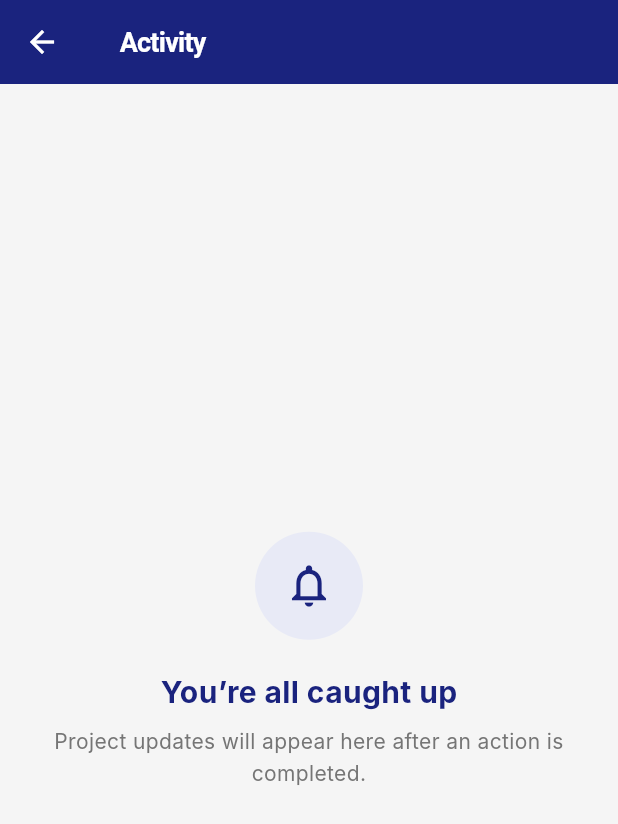
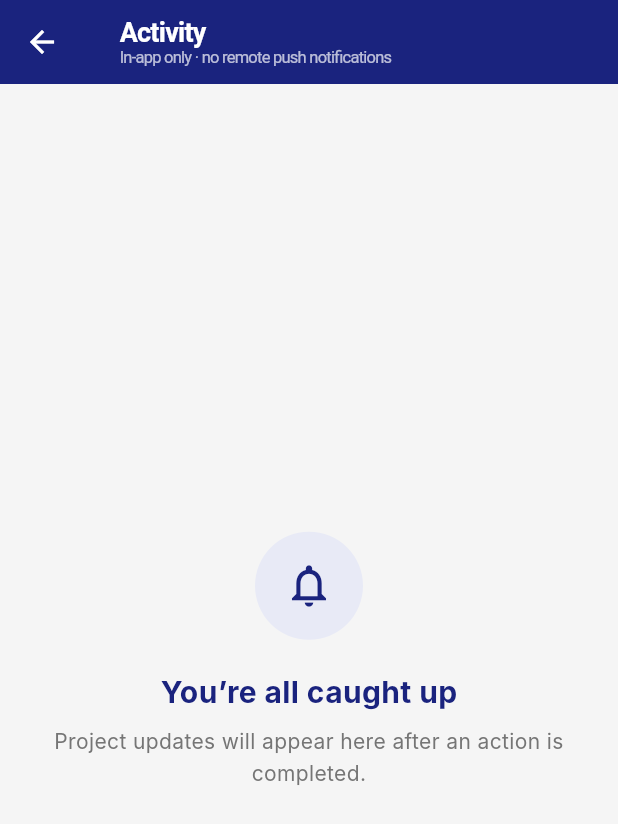
Before and after one commit to ZainAwan-47/Construction-FrontEnd, a Flutter app: the ContractorDashboardScreen screen opened by its route, after a tap on the "notifications" icon, on a phone screen of 412 x 824 dp. Shown: the top 824 px of the screen. Run offline on Flutter 3.47's test engine with Material 3 defaults, Android fonts, the phone set to English and light mode, and no system bars; our stand-ins replace pdf, printing; Roboto replaces fonts that are missing (Inter).

Commit message:
Phase 12: Add Persistent Navigation and In-App Notifications

```diff
--- a/lib/models/activity_entry.dart
+++ b/lib/models/activity_entry.dart
@@ -1,24 +1,34 @@
+import 'user_role.dart';
+
 enum ActivityType {
   expenseSubmitted,
   expenseApproved,
   expenseDisputed,
   expenseResubmitted,
+  transferCreated,
   transferConfirmed,
+  milestoneReady,
   milestoneSignedOff,
   inspectionRecorded,
   projectCompleted,
 }
 
 class ActivityEntry {
+  final int id;
   final ActivityType type;
   final String title;
   final String description;
   final DateTime occurredAt;
+  final UserRole recipientRole;
+  bool isRead;
 
-  const ActivityEntry({
+  ActivityEntry({
+    required this.id,
     required this.type,
     required this.title,
     required this.description,
     required this.occurredAt,
+    required this.recipientRole,
+    this.isRead = false,
   });
 }
--- a/lib/screens/common/activity_center_screen.dart
+++ b/lib/screens/common/activity_center_screen.dart
@@ -16,8 +16,12 @@ class ActivityCenterScreen extends StatelessWidget {
         return Icons.report_gmailerrorred_outlined;
       case ActivityType.expenseResubmitted:
         return Icons.refresh_outlined;
+      case ActivityType.transferCreated:
+        return Icons.call_received_outlined;
       case ActivityType.transferConfirmed:
         return Icons.account_balance_wallet_outlined;
+      case ActivityType.milestoneReady:
+        return Icons.assignment_turned_in_outlined;
       case ActivityType.milestoneSignedOff:
         return Icons.fact_check_outlined;
       case ActivityType.inspectionRecorded:
@@ -39,10 +43,37 @@ class ActivityCenterScreen extends StatelessWidget {
     return AnimatedBuilder(
       animation: AppState(),
       builder: (context, _) {
-        final entries = AppState().activityEntries;
+        final state = AppState();
+        final entries = state.activityEntriesForRole(state.activeRole);
+        final unreadCount = state.unreadActivityCount;
         return Scaffold(
           backgroundColor: AppColors.surfaceWarmGray,
-          appBar: AppBar(title: const Text('Activity')),
+          appBar: AppBar(
+            title: Column(
+              crossAxisAlignment: CrossAxisAlignment.start,
+              children: const [
+                Text('Activity'),
+                Text(
+                  'In-app only · no remote push notifications',
+                  style: TextStyle(
+                    color: Colors.white70,
+                    fontSize: 11,
+                    fontWeight: FontWeight.normal,
+                  ),
+                ),
+              ],
+            ),
+            actions: [
+              if (unreadCount > 0)
+                TextButton(
+                  onPressed: state.markAllActivitiesRead,
+                  child: const Text(
+                    'Mark all read',
+                    style: TextStyle(color: AppColors.surfaceWhite),
+                  ),
+                ),
+            ],
+          ),
           body: entries.isEmpty
               ? Center(
                   child: Padding(
@@ -94,7 +125,9 @@ class ActivityCenterScreen extends StatelessWidget {
                     return Container(
                       padding: const EdgeInsets.all(16),
                       decoration: BoxDecoration(
-                        color: AppColors.surfaceWhite,
+                        color: entry.isRead
+                            ? AppColors.surfaceWhite
+                            : AppColors.lightBlue.withValues(alpha: 0.55),
                         borderRadius: BorderRadius.circular(16),
                         boxShadow: [
                           BoxShadow(
@@ -140,13 +173,34 @@ class ActivityCenterScreen extends StatelessWidget {
                                   ),
                                 ),
                                 const SizedBox(height: 8),
-                                Text(
+                                Row(
+                                  children: [
+                                    Expanded(
+                                      child: Text(
                                         _timestamp(entry.occurredAt),
                                         style: const TextStyle(
                                           color: AppColors.hint,
                                           fontSize: 12,
                                           fontWeight: FontWeight.w600,
                                         ),
+                                      ),
+                                    ),
+                                    if (!entry.isRead)
+                                      TextButton(
+                                        onPressed: () =>
+                                            state.markActivityRead(entry.id),
+                                        child: const Text('Mark as read'),
+                                      )
+                                    else
+                                      const Text(
+                                        'Read',
+                                        style: TextStyle(
+                                          color: AppColors.textSecondary,
+                                          fontSize: 12,
+                                          fontWeight: FontWeight.w600,
+                                        ),
+                                      ),
+                                  ],
                                 ),
                               ],
                             ),
--- a/lib/screens/common/settings_screen.dart
+++ b/lib/screens/common/settings_screen.dart
@@ -3,6 +3,7 @@ import '../../core/theme/app_colors.dart';
 import '../../core/navigation/app_router.dart';
 import '../../state/app_state.dart';
 import '../../models/user_role.dart';
+import '../../widgets/navigation/dashboard_tab_back_button.dart';
 
 class SettingsScreen extends StatefulWidget {
   const SettingsScreen({super.key});
@@ -110,7 +111,11 @@ class _SettingsScreenState extends State<SettingsScreen> {
 
         return Scaffold(
           backgroundColor: AppColors.surfaceWarmGray,
-          appBar: AppBar(title: const Text('Settings')),
+          appBar: AppBar(
+            leading: const DashboardTabBackButton(),
+            automaticallyImplyLeading: false,
+            title: const Text('Settings'),
+          ),
           body: SafeArea(
             child: ListView(
               padding: const EdgeInsets.all(20.0),
--- a/lib/screens/contractor/contractor_dashboard_screen.dart
+++ b/lib/screens/contractor/contractor_dashboard_screen.dart
@@ -6,9 +6,14 @@ import '../../state/app_state.dart';
 import '../../widgets/dashboard/metric_card.dart';
 import '../../widgets/dashboard/quick_action_card.dart';
 import '../../widgets/navigation/role_bottom_nav.dart';
+import '../../widgets/navigation/activity_notification_button.dart';
+import '../../widgets/navigation/dashboard_tab_back_button.dart';
+import '../../screens/contractor/my_expenses_screen.dart';
+import '../../widgets/common/milestone_tracker_screen.dart';
+import '../../screens/common/settings_screen.dart';
 
-class ContractorDashboardScreen extends StatelessWidget {
-  const ContractorDashboardScreen({super.key});
+class _ContractorHomeTab extends StatelessWidget {
+  const _ContractorHomeTab();
 
   String _formatCurrency(double value) {
     return formatPkrCurrency(value);
@@ -24,6 +29,8 @@ class ContractorDashboardScreen extends StatelessWidget {
         return Scaffold(
           backgroundColor: AppColors.surfaceWarmGray,
           appBar: AppBar(
+            leading: const DashboardTabBackButton(),
+            automaticallyImplyLeading: false,
             title: Column(
               crossAxisAlignment: CrossAxisAlignment.start,
               children: const [
@@ -42,12 +49,7 @@ class ContractorDashboardScreen extends StatelessWidget {
               ],
             ),
             actions: [
-              IconButton(
-                icon: const Icon(Icons.notifications_outlined),
-                tooltip: 'Activity',
-                onPressed: () =>
-                    Navigator.pushNamed(context, AppRouter.activityCenterRoute),
-              ),
+              const ActivityNotificationButton(),
               const SizedBox(width: 8),
             ],
           ),
@@ -240,21 +242,69 @@ class ContractorDashboardScreen extends StatelessWidget {
               ],
             ),
           ),
-          bottomNavigationBar: RoleBottomNav(
-            role: state.activeRole,
-            currentIndex: 0,
-            onTap: (index) {
-              if (index == 1) {
-                Navigator.pushNamed(context, AppRouter.myExpensesRoute);
-              } else if (index == 2) {
-                Navigator.pushNamed(context, AppRouter.milestoneTrackerRoute);
-              } else if (index == 3) {
-                Navigator.pushNamed(context, AppRouter.settingsRoute);
-              }
-            },
-          ),
         );
       },
     );
   }
 }
+
+class ContractorDashboardScreen extends StatefulWidget {
+  const ContractorDashboardScreen({super.key});
+
+  @override
+  State<ContractorDashboardScreen> createState() =>
+      _ContractorDashboardScreenState();
+}
+
+class _ContractorDashboardScreenState extends State<ContractorDashboardScreen> {
+  int _selectedIndex = 0;
+  final List<int> _tabHistory = [];
+
+  bool get _canGoBack => _selectedIndex != 0 || _tabHistory.isNotEmpty;
+
+  void _selectTab(int index) {
+    if (index == _selectedIndex) return;
+    setState(() {
+      _tabHistory.add(_selectedIndex);
+      _selectedIndex = index;
+    });
+  }
+
+  void _goBack() {
+    if (!_canGoBack) return;
+    setState(() {
+      _selectedIndex = _tabHistory.isNotEmpty ? _tabHistory.removeLast() : 0;
+    });
+  }
+
+  @override
+  Widget build(BuildContext context) {
+    return DashboardTabNavigation(
+      canGoBack: _canGoBack,
+      onBack: _goBack,
+      child: PopScope(
+        canPop: !_canGoBack,
+        onPopInvokedWithResult: (didPop, _) {
+          if (!didPop && _canGoBack) _goBack();
+        },
+        child: Scaffold(
+          backgroundColor: AppColors.surfaceWarmGray,
+          body: IndexedStack(
+            index: _selectedIndex,
+            children: const [
+              _ContractorHomeTab(),
+              MyExpensesScreen(),
+              MilestoneTrackerScreen(),
+              SettingsScreen(),
+            ],
+          ),
+          bottomNavigationBar: RoleBottomNav(
+            role: AppState().activeRole,
+            currentIndex: _selectedIndex,
+            onTap: _selectTab,
+          ),
+        ),
+      ),
+    );
+  }
+}
--- a/lib/screens/contractor/my_expenses_screen.dart
+++ b/lib/screens/contractor/my_expenses_screen.dart
@@ -4,6 +4,7 @@ import '../../core/theme/app_colors.dart';
 import '../../core/navigation/app_router.dart';
 import '../../state/app_state.dart';
 import '../../models/expense.dart';
+import '../../widgets/navigation/dashboard_tab_back_button.dart';
 
 class MyExpensesScreen extends StatelessWidget {
   const MyExpensesScreen({super.key});
@@ -44,7 +45,11 @@ class MyExpensesScreen extends StatelessWidget {
   Widget build(BuildContext context) {
     return Scaffold(
       backgroundColor: AppColors.surfaceWarmGray,
-      appBar: AppBar(title: const Text('My Expenses')),
+      appBar: AppBar(
+        leading: const DashboardTabBackButton(),
+        automaticallyImplyLeading: false,
+        title: const Text('My Expenses'),
+      ),
       body: SafeArea(
         child: AnimatedBuilder(
           animation: AppState(),
--- a/lib/screens/owner/review_queue_screen.dart
+++ b/lib/screens/owner/review_queue_screen.dart
@@ -4,6 +4,7 @@ import '../../core/theme/app_colors.dart';
 import '../../core/navigation/app_router.dart';
 import '../../state/app_state.dart';
 import '../../models/expense.dart';
+import '../../widgets/navigation/dashboard_tab_back_button.dart';
 
 class ReviewQueueScreen extends StatelessWidget {
   const ReviewQueueScreen({super.key});
@@ -47,6 +48,8 @@ class ReviewQueueScreen extends StatelessWidget {
       child: Scaffold(
         backgroundColor: AppColors.surfaceWarmGray,
         appBar: AppBar(
+          leading: const DashboardTabBackButton(),
+          automaticallyImplyLeading: false,
           title: const Text('Review Expenses'),
           bottom: const TabBar(
             indicatorColor: AppColors.primaryOrange,
--- a/lib/widgets/common/milestone_tracker_screen.dart
+++ b/lib/widgets/common/milestone_tracker_screen.dart
@@ -3,6 +3,7 @@ import '../../core/theme/app_colors.dart';
 import '../../core/navigation/app_router.dart';
 import '../../state/app_state.dart';
 import '../../models/milestone.dart';
+import '../navigation/dashboard_tab_back_button.dart';
 
 class MilestoneTrackerScreen extends StatelessWidget {
   const MilestoneTrackerScreen({super.key});
@@ -83,6 +84,8 @@ class MilestoneTrackerScreen extends StatelessWidget {
     return Scaffold(
       backgroundColor: AppColors.surfaceWarmGray,
       appBar: AppBar(
+        leading: const DashboardTabBackButton(),
+        automaticallyImplyLeading: false,
         title: const Text('Milestones'),
       ),
       body: SafeArea(
--- /dev/null
+++ b/lib/widgets/navigation/activity_notification_button.dart
@@ -0,0 +1,29 @@
+import 'package:flutter/material.dart';
+import '../../core/navigation/app_router.dart';
+import '../../state/app_state.dart';
+
+class ActivityNotificationButton extends StatelessWidget {
+  const ActivityNotificationButton({super.key});
+
+  @override
+  Widget build(BuildContext context) {
+    return AnimatedBuilder(
+      animation: AppState(),
+      builder: (context, _) {
+        final count = AppState().unreadActivityCount;
+        return IconButton(
+          tooltip: count == 0
+              ? 'Activity'
+              : 'Activity, $count unread notifications',
+          onPressed: () =>
+              Navigator.pushNamed(context, AppRouter.activityCenterRoute),
+          icon: Badge(
+            isLabelVisible: count > 0,
+            label: Text(count > 99 ? '99+' : '$count'),
+            child: const Icon(Icons.notifications_outlined),
+          ),
+        );
+      },
+    );
+  }
+}
--- /dev/null
+++ b/lib/widgets/navigation/dashboard_tab_back_button.dart
@@ -0,0 +1,38 @@
+import 'package:flutter/material.dart';
+
+class DashboardTabNavigation extends InheritedWidget {
+  final bool canGoBack;
+  final VoidCallback onBack;
+
+  const DashboardTabNavigation({
+    super.key,
+    required this.canGoBack,
+    required this.onBack,
+    required super.child,
+  });
+
+  static DashboardTabNavigation? maybeOf(BuildContext context) =>
+      context.dependOnInheritedWidgetOfExactType<DashboardTabNavigation>();
+
+  @override
+  bool updateShouldNotify(DashboardTabNavigation oldWidget) =>
+      canGoBack != oldWidget.canGoBack || onBack != oldWidget.onBack;
+}
+
+class DashboardTabBackButton extends StatelessWidget {
+  const DashboardTabBackButton({super.key});
+
+  @override
+  Widget build(BuildContext context) {
+    final tabNavigation = DashboardTabNavigation.maybeOf(context);
+    if (tabNavigation != null) {
+      return tabNavigation.canGoBack
+          ? BackButton(onPressed: tabNavigation.onBack)
+          : const SizedBox.shrink();
+    }
+
+    return Navigator.of(context).canPop()
+        ? const BackButton()
+        : const SizedBox.shrink();
+  }
+}
```
Also changed, not shown: lib/screens/owner/owner_dashboard_screen.dart (+72 -24 lines), lib/screens/owner/send_funds_screen.dart (+12 -3 lines), lib/state/app_state.dart (+71 -1 lines), 2 other files. Lines whose indentation alone changed are shown as unchanged.
